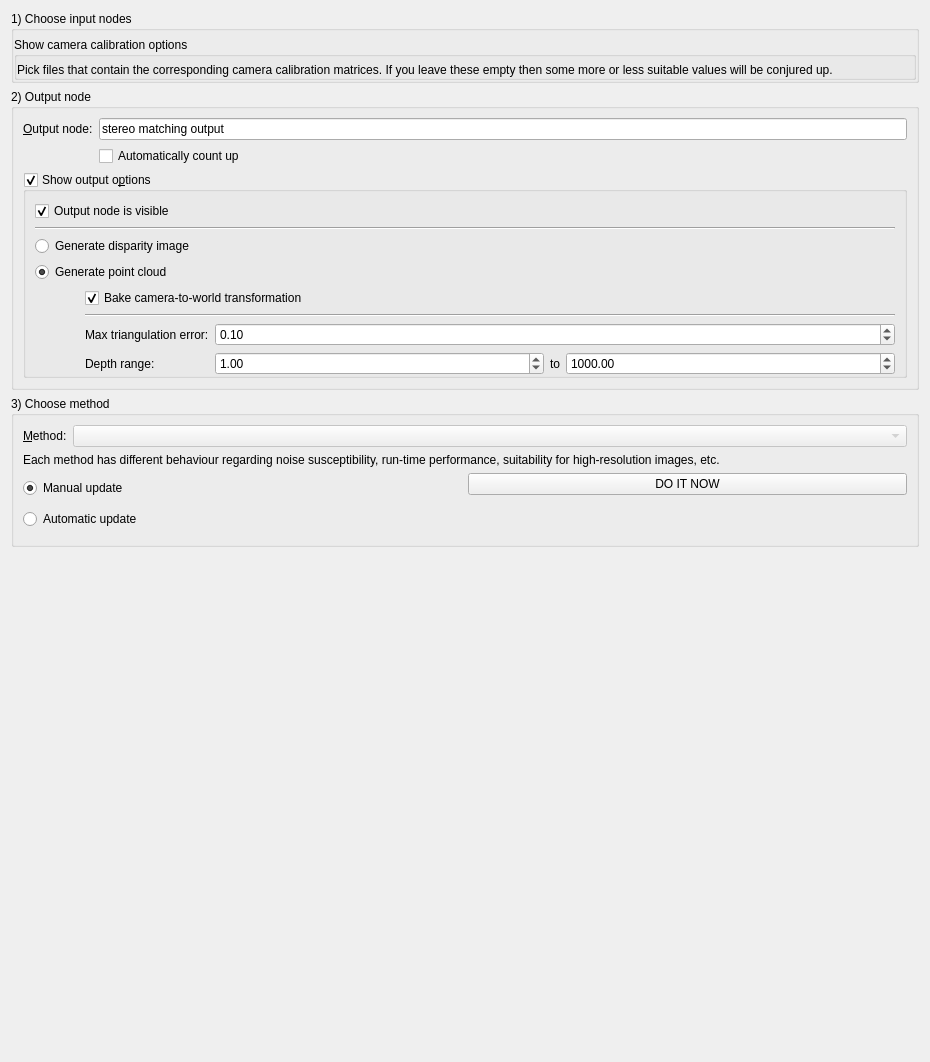
First picture: the form in Code/Gui/MITK/Plugins/uk.ac.ucl.cmic.igisurfacerecon/src/internal/SurfaceReconViewWidget.ui, repository NifTK/NifTK, before the edit.
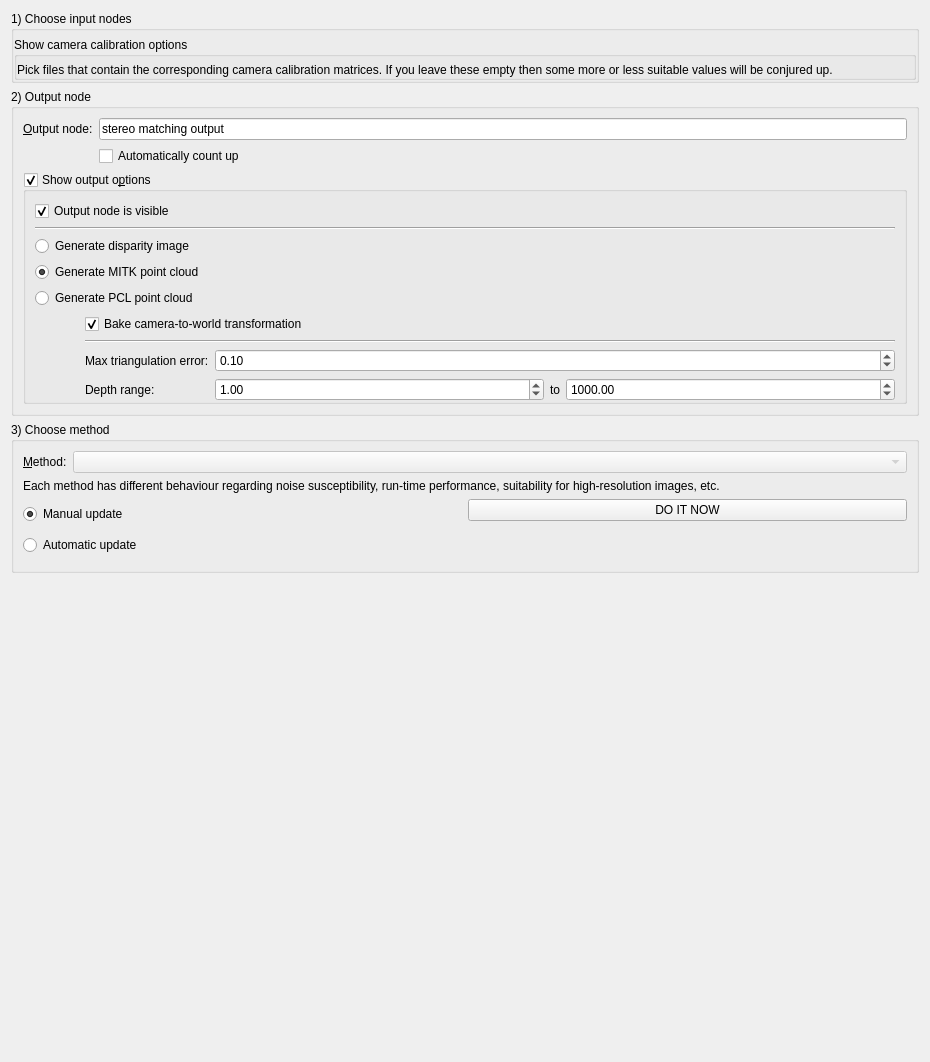
Second picture: the form after the edit. Custom widgets are drawn as their Qt base class.

Commit message: Bug #4079: add gui bits to select pcl pointcloud

```diff
--- a/Code/Gui/MITK/Plugins/uk.ac.ucl.cmic.igisurfacerecon/src/internal/SurfaceReconViewWidget.ui
+++ b/Code/Gui/MITK/Plugins/uk.ac.ucl.cmic.igisurfacerecon/src/internal/SurfaceReconViewWidget.ui
@@ -159,13 +159,20 @@
                  <bool>true</bool>
                 </property>
                 <property name="text">
-                 <string>Generate point cloud</string>
+                 <string>Generate MITK point cloud</string>
                 </property>
                 <property name="checked">
                  <bool>true</bool>
                 </property>
                </widget>
               </item>
+              <item>
+               <widget class="QRadioButton" name="m_GeneratePCLPointCloudRadioBox">
+                <property name="text">
+                 <string>Generate PCL point cloud</string>
+                </property>
+               </widget>
+              </item>
               <item>
                <layout class="QHBoxLayout" name="horizontalLayout_4">
                 <item>
```
Left out of the diff: 20 changed lines with no effect on the pictures. The commit also changes 3 other files.
